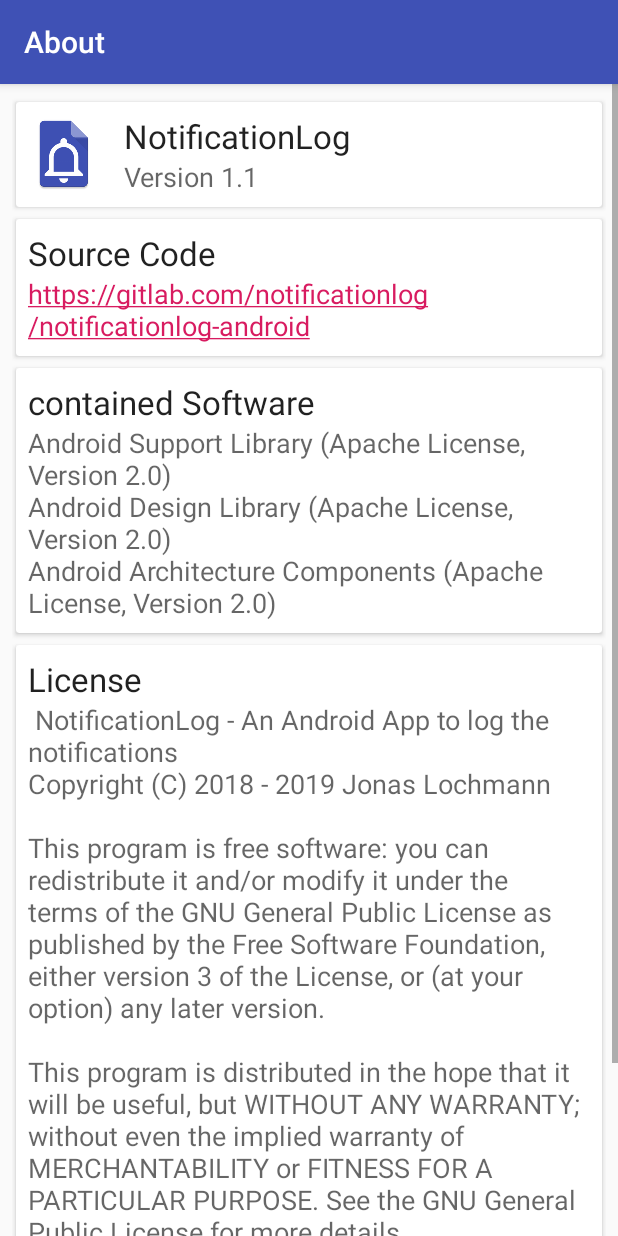
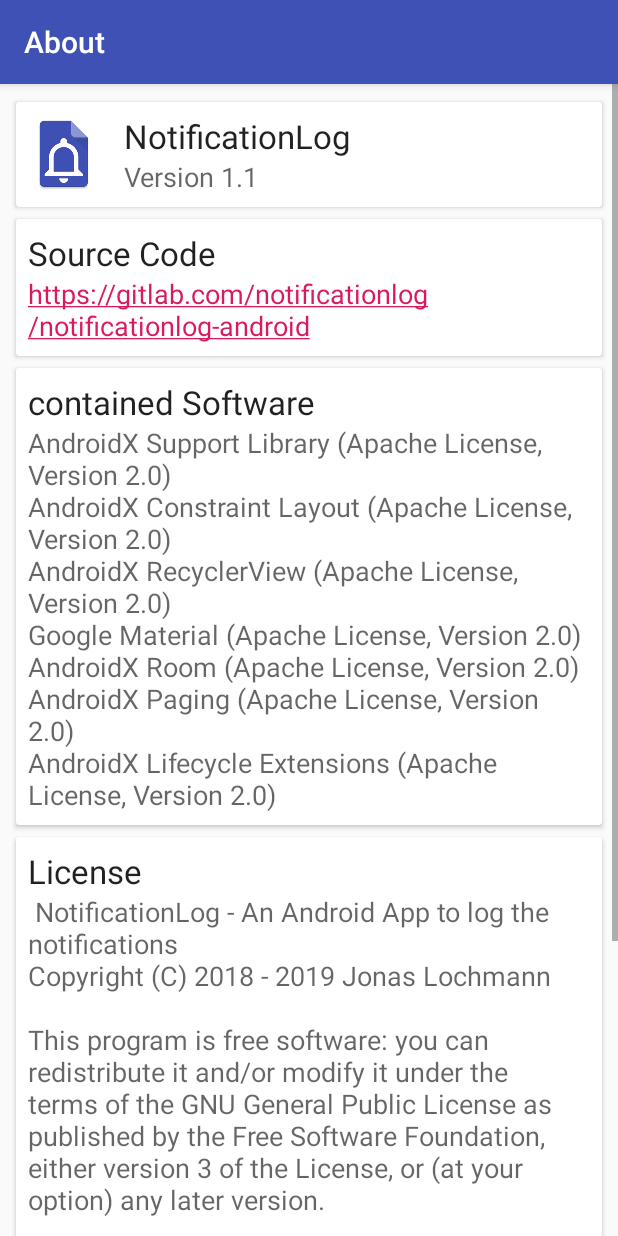
Before and after one commit to d33mobile/notification-http, an Android app: the AboutActivity screen opened directly, with no data from a screen before it, on a phone screen of 412 x 824 dp. Run offline under Robolectric (Android 15) with nearby library versions, the phone set to English and light mode, and no system bars.

Commit message:
Update included libraries

```diff
--- a/app/src/main/res/values/strings-license.xml
+++ b/app/src/main/res/values/strings-license.xml
@@ -19,8 +19,12 @@
     </string>
 
     <string name="contained_libraries" translatable="false">
-        Android Support Library (Apache License, Version 2.0)
-        \nAndroid Design Library (Apache License, Version 2.0)
-        \nAndroid Architecture Components (Apache License, Version 2.0)
+        AndroidX Support Library (Apache License, Version 2.0)
+        \nAndroidX Constraint Layout (Apache License, Version 2.0)
+        \nAndroidX RecyclerView (Apache License, Version 2.0)
+        \nGoogle Material (Apache License, Version 2.0)
+        \nAndroidX Room (Apache License, Version 2.0)
+        \nAndroidX Paging (Apache License, Version 2.0)
+        \nAndroidX Lifecycle Extensions (Apache License, Version 2.0)
     </string>
 </resources>
```
